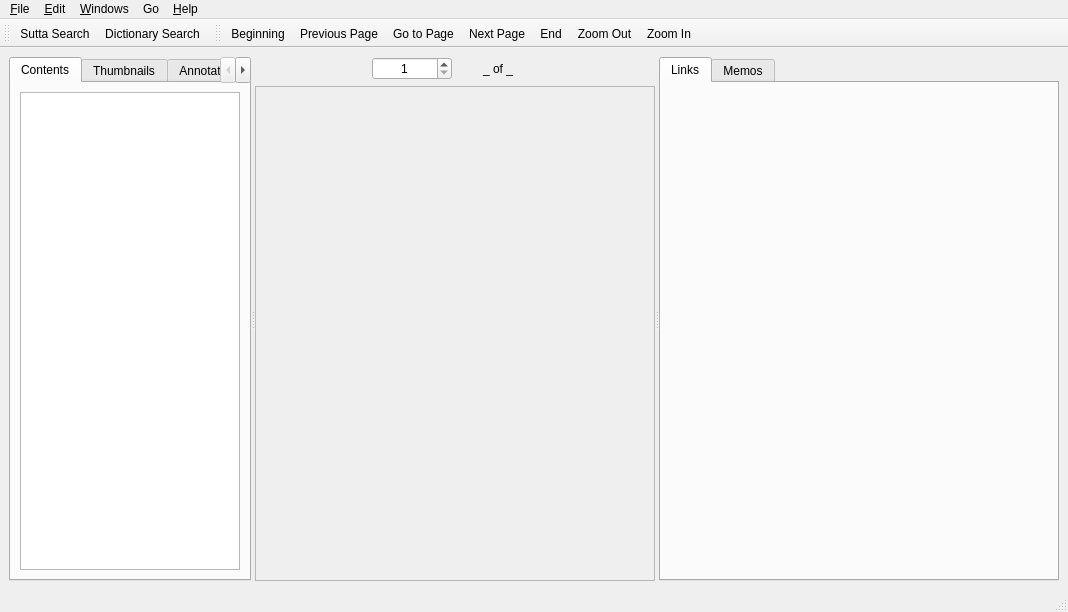
The window that simsapa/assets/ui/document_reader_window.ui (simsapa/simsapa) describes before a commit, drawn with Qt 5.
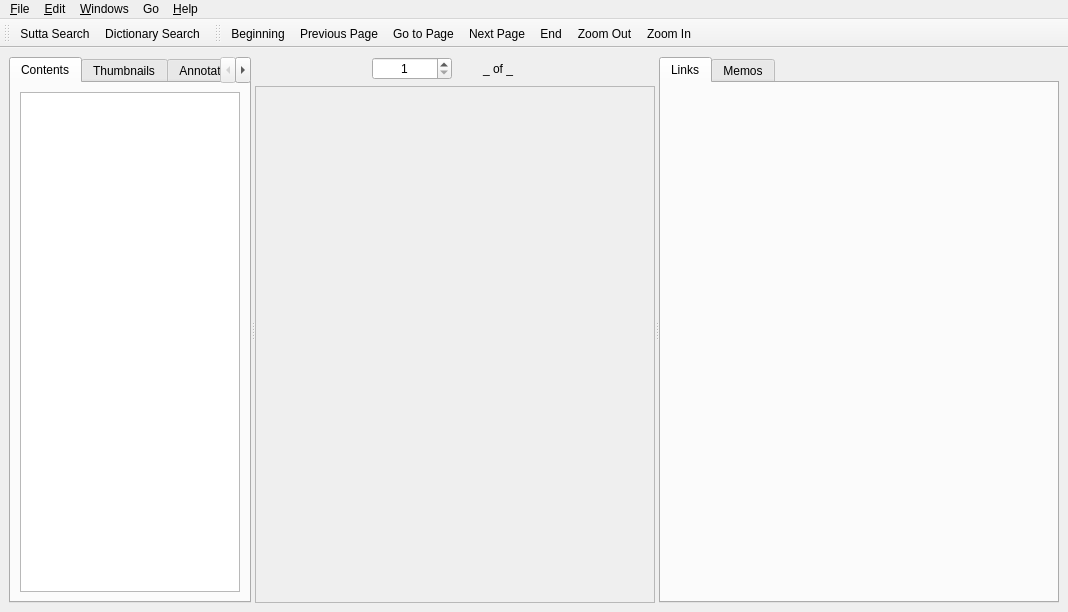
The same window after the commit. Icons and pictures are not drawn.

Commit message: remove statusbar, add button icons

Diff of the .ui file:
```diff
--- a/simsapa/assets/ui/document_reader_window.ui
+++ b/simsapa/assets/ui/document_reader_window.ui
@@ -186,7 +186,7 @@
               <rect>
                <x>0</x>
                <y>0</y>
-               <width>398</width>
+               <width>396</width>
                <height>475</height>
               </rect>
              </property>
@@ -403,7 +403,6 @@
    <addaction name="menuGo"/>
    <addaction name="menu_Help"/>
   </widget>
-  <widget class="QStatusBar" name="statusbar"/>
   <widget class="QToolBar" name="windows_toolbar">
    <property name="windowTitle">
     <string>toolBar</string>
```
Left out of the diff: 2 changed lines with no effect on the pictures. The commit also changes 63 other files.
